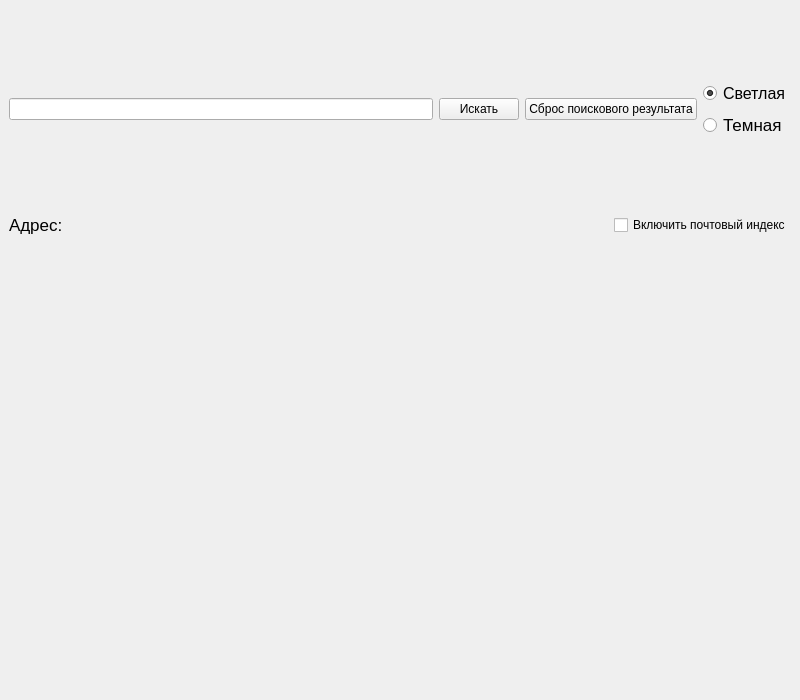
Above: wind.ui from Dmitry123654789/BigTaskByYandexAPI before the change. Below: the same form after it.
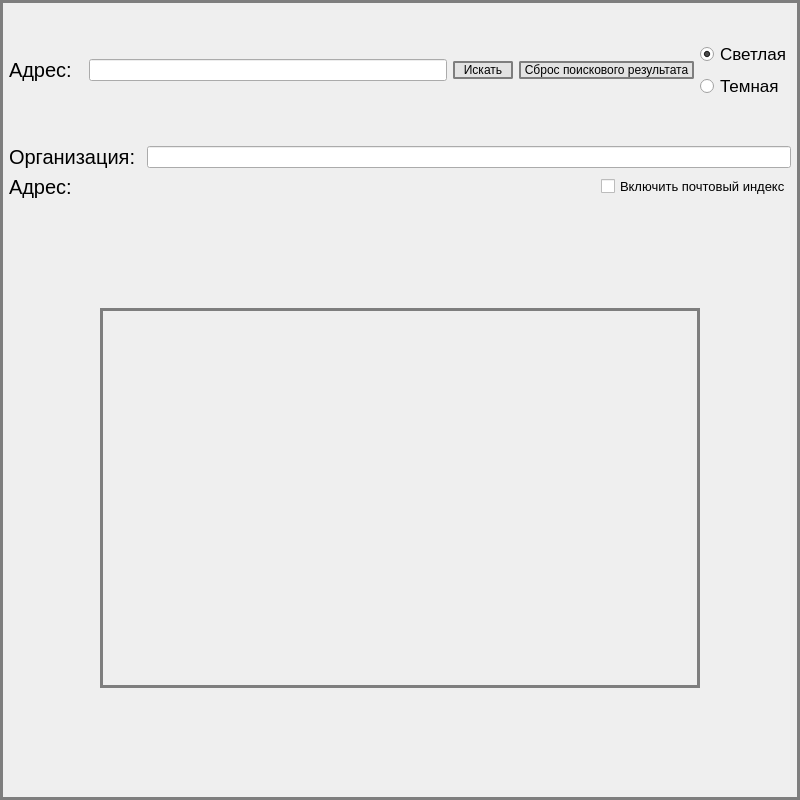
That is the form after the change.

Diff of the .ui file:
```diff
--- a/wind.ui
+++ b/wind.ui
@@ -7,28 +7,53 @@
     <x>0</x>
     <y>0</y>
     <width>800</width>
-    <height>700</height>
+    <height>800</height>
    </rect>
   </property>
   <property name="minimumSize">
    <size>
     <width>800</width>
-    <height>700</height>
+    <height>800</height>
    </size>
   </property>
   <property name="maximumSize">
    <size>
     <width>800</width>
-    <height>700</height>
+    <height>800</height>
    </size>
   </property>
   <property name="windowTitle">
    <string>MainWindow</string>
   </property>
+  <property name="styleSheet">
+   <string notr="true">QMainWindow{
+	color: rgb(3, 3, 3);
+	border: 3px solid rgb(126, 126, 126);
+}</string>
+  </property>
   <widget class="QWidget" name="centralwidget">
-   <layout class="QVBoxLayout" name="verticalLayout_2" stretch="0,0">
+   <layout class="QVBoxLayout" name="verticalLayout_2" stretch="1,1,100,10000,100">
+    <property name="topMargin">
+     <number>0</number>
+    </property>
     <item>
-     <layout class="QVBoxLayout" name="verticalLayout_3">
+     <spacer name="verticalSpacer_4">
+      <property name="orientation">
+       <enum>Qt::Orientation::Vertical</enum>
+      </property>
+      <property name="sizeHint" stdset="0">
+       <size>
+        <width>20</width>
+        <height>40</height>
+       </size>
+      </property>
+     </spacer>
+    </item>
+    <item>
+     <layout class="QVBoxLayout" name="verticalLayout_3" stretch="0,0,0">
+      <property name="spacing">
+       <number>6</number>
+      </property>
       <property name="leftMargin">
        <number>0</number>
       </property>
@@ -40,14 +65,48 @@
       </property>
       <item>
        <layout class="QHBoxLayout" name="horizontalLayout_2">
+        <property name="spacing">
+         <number>6</number>
+        </property>
         <property name="leftMargin">
          <number>0</number>
         </property>
+        <item>
+         <widget class="QLabel" name="label_2">
+          <property name="font">
+           <font>
+            <pointsize>15</pointsize>
+           </font>
+          </property>
+          <property name="text">
+           <string>Адрес:  </string>
+          </property>
+         </widget>
+        </item>
         <item>
          <widget class="QLineEdit" name="lineEdit_searh"/>
         </item>
         <item>
          <widget class="QPushButton" name="pushButton_searh">
+          <property name="minimumSize">
+           <size>
+            <width>60</width>
+            <height>0</height>
+           </size>
+          </property>
+          <property name="styleSheet">
+           <string notr="true">QPushButton{
+	background-color: rgb(227, 227, 227);
+	color: rgb(3, 3, 3);
+	border: 2px solid rgb(126, 126, 126);
+	border-radius: 2px
+}
+
+QPushButton:hover{
+	background-color: #4CAF50;
+	color: rgb(255, 255, 255);
+}</string>
+          </property>
           <property name="text">
            <string>Искать</string>
           </property>
@@ -55,6 +114,25 @@
         </item>
         <item>
          <widget class="QPushButton" name="pushButton_del_point">
+          <property name="minimumSize">
+           <size>
+            <width>175</width>
+            <height>0</height>
+           </size>
+          </property>
+          <property name="styleSheet">
+           <string notr="true">QPushButton{
+	background-color: rgb(227, 227, 227);
+	color: rgb(3, 3, 3);
+	border: 2px solid rgb(126, 126, 126);
+	border-radius: 2px
+}
+
+QPushButton:hover{
+	background-color: #4CAF50;
+	color: rgb(255, 255, 255);
+}</string>
+          </property>
           <property name="text">
            <string>Сброс поискового результата</string>
           </property>
@@ -88,7 +166,7 @@
            <widget class="QRadioButton" name="radioButton_light">
             <property name="font">
              <font>
-              <pointsize>12</pointsize>
+              <pointsize>13</pointsize>
              </font>
             </property>
             <property name="text">
@@ -128,6 +206,38 @@
         </item>
        </layout>
       </item>
+      <item>
+       <layout class="QHBoxLayout" name="horizontalLayout_4">
+        <property name="spacing">
+         <number>0</number>
+        </property>
+        <property name="topMargin">
+         <number>0</number>
+        </property>
+        <item>
+         <widget class="QLabel" name="label">
+          <property name="font">
+           <font>
+            <pointsize>15</pointsize>
+           </font>
+          </property>
+          <property name="text">
+           <string>Организация:  </string>
+          </property>
+         </widget>
+        </item>
+        <item>
+         <widget class="QLineEdit" name="lineEdit_oraganization">
+          <property name="styleSheet">
+           <string notr="true">QLineEditl{
+	color: rgb(3, 3, 3);
+	border: 10px solid rgb(126, 126, 126);
+}</string>
+          </property>
+         </widget>
+        </item>
+       </layout>
+      </item>
       <item>
        <layout class="QHBoxLayout" name="horizontalLayout_3" stretch="1000,1">
         <property name="spacing">
@@ -140,7 +250,7 @@
          <widget class="QLabel" name="label_adress">
           <property name="font">
            <font>
-            <pointsize>13</pointsize>
+            <pointsize>15</pointsize>
            </font>
           </property>
           <property name="text">
@@ -153,6 +263,11 @@
         </item>
         <item>
          <widget class="QCheckBox" name="checkBox_postIndex">
+          <property name="font">
+           <font>
+            <pointsize>10</pointsize>
+           </font>
+          </property>
           <property name="text">
            <string>Включить почтовый индекс</string>
           </property>
@@ -162,11 +277,27 @@
       </item>
      </layout>
     </item>
+    <item>
+     <spacer name="verticalSpacer_3">
+      <property name="orientation">
+       <enum>Qt::Orientation::Vertical</enum>
+      </property>
+      <property name="sizeHint" stdset="0">
+       <size>
+        <width>20</width>
+        <height>40</height>
+       </size>
+      </property>
+     </spacer>
+    </item>
     <item>
      <layout class="QHBoxLayout" name="horizontalLayout">
       <property name="spacing">
        <number>0</number>
       </property>
+      <property name="topMargin">
+       <number>0</number>
+      </property>
       <property name="bottomMargin">
        <number>0</number>
       </property>
@@ -188,15 +319,21 @@
         <property name="minimumSize">
          <size>
           <width>600</width>
-          <height>450</height>
+          <height>380</height>
          </size>
         </property>
         <property name="maximumSize">
          <size>
           <width>600</width>
-          <height>450</height>
+          <height>380</height>
          </size>
         </property>
+        <property name="styleSheet">
+         <string notr="true">QLabel{
+	color: rgb(3, 3, 3);
+	border: 3px solid rgb(126, 126, 126);
+}</string>
+        </property>
         <property name="text">
          <string/>
         </property>
@@ -217,6 +354,19 @@
       </item>
      </layout>
     </item>
+    <item>
+     <spacer name="verticalSpacer_5">
+      <property name="orientation">
+       <enum>Qt::Orientation::Vertical</enum>
+      </property>
+      <property name="sizeHint" stdset="0">
+       <size>
+        <width>20</width>
+        <height>40</height>
+       </size>
+      </property>
+     </spacer>
+    </item>
    </layout>
   </widget>
  </widget>
```
